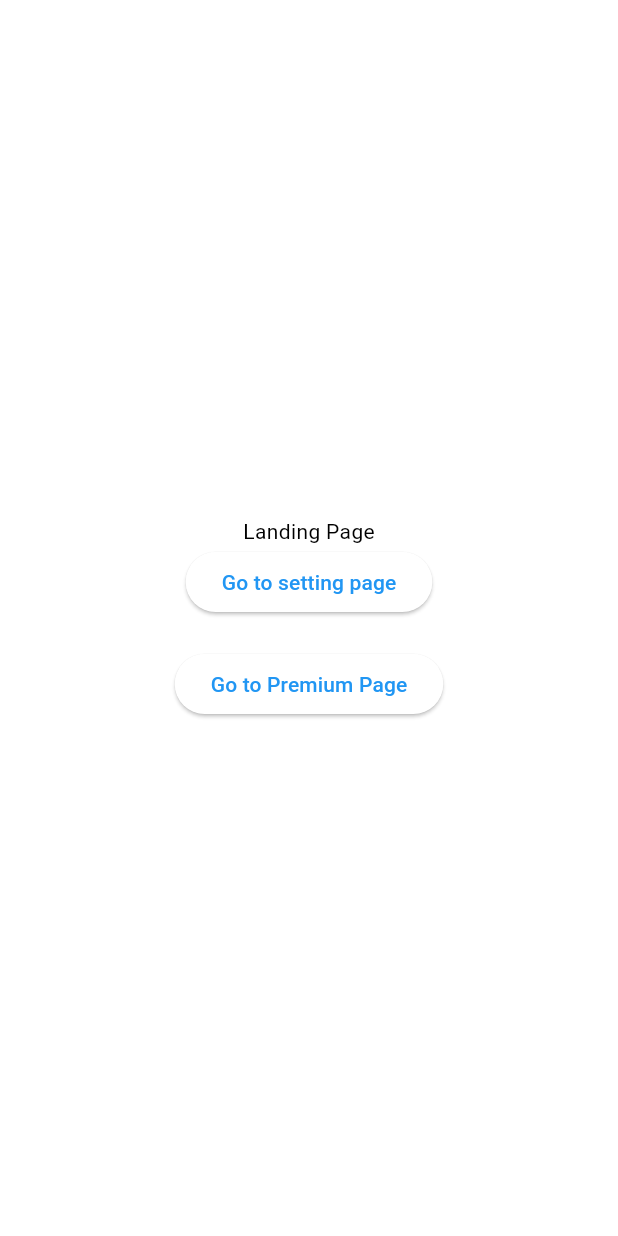
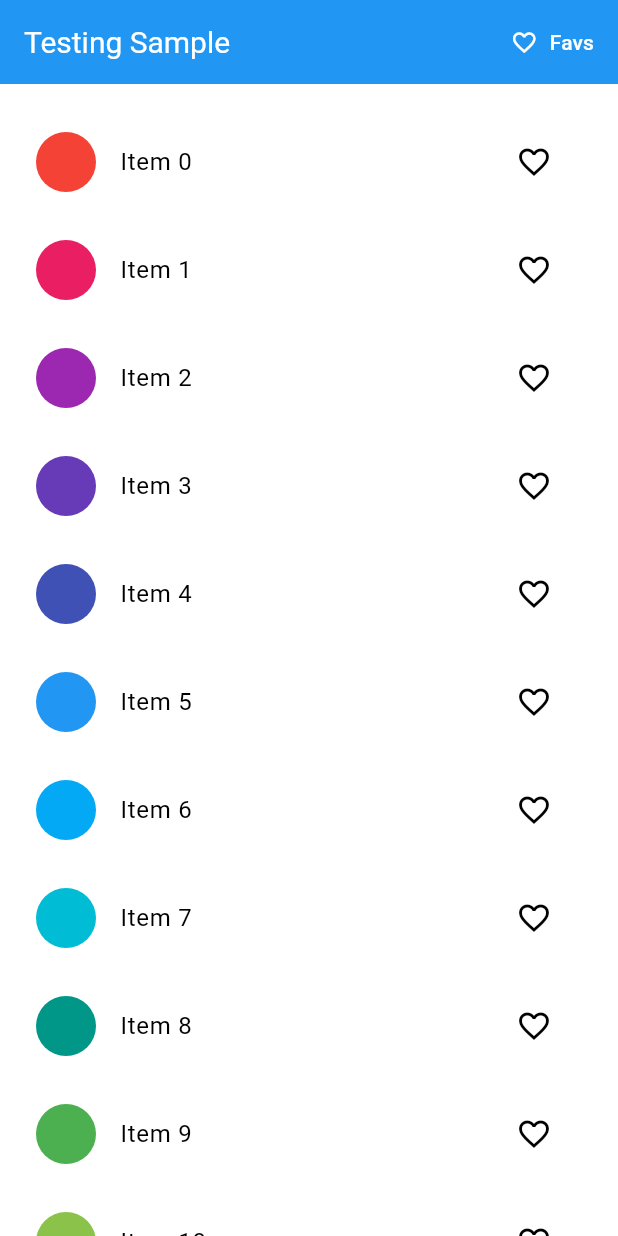
Before and after one commit to muzammil-git/testing_app, a Flutter app: the LandingPage screen opened by its route, on a phone screen of 412 x 824 dp. Run offline on Flutter 3.47's test engine with Material 3 defaults, Android fonts, the phone set to English and light mode, and no system bars; our stand-ins replace connectivity_plus, device_preview, flutter_dotenv, flutter_native_splash, go_router, shared_preferences; accounts and stored records are empty.

```diff
--- a/lib/main.dart
+++ b/lib/main.dart
@@ -12,6 +12,7 @@ import 'package:flutter_native_splash/flutter_native_splash.dart';
 import 'package:provider/provider.dart';
 import 'package:device_preview/device_preview.dart';
 
+import 'models/favorites_provider.dart';
 import 'models/theme_provider.dart';
 
 Future<void> main() async {
@@ -55,11 +56,11 @@ class MyApp extends StatelessWidget {
     //   // var brightness = SchedulerBinding.instance.platformDispatcher.platformBrightness;
     // });
 
-
     return MultiProvider(
       providers: [
         ChangeNotifierProvider(create: (_) => LoginProvider()),
         ChangeNotifierProvider(create: (_) => ThemeProvider()),
+        ChangeNotifierProvider(create: (_) => FavoritesProvider()),
       ],
       child: Consumer<ThemeProvider>(
           builder: (context, themeProvider, child) {
--- /dev/null
+++ b/lib/models/favorites_provider.dart
@@ -0,0 +1,19 @@
+import 'package:flutter/material.dart';
+
+/// The [FavoritesProvider] class holds a list of favorite items saved by the user.
+class FavoritesProvider extends ChangeNotifier {
+  final List<int> _favoriteItems = [];
+
+  List<int> get items => _favoriteItems;
+
+  void add(int itemNo) {
+    _favoriteItems.add(itemNo);
+    notifyListeners();
+  }
+
+  void remove(int itemNo) {
+    _favoriteItems.remove(itemNo);
+    notifyListeners();
+  }
+
+}
--- a/lib/models/login_provider.dart
+++ b/lib/models/login_provider.dart
@@ -10,5 +10,4 @@ class LoginProvider with ChangeNotifier {
     _isLoggedIn = value;
     notifyListeners();
   }
-
 }
--- a/lib/routes/router_config.dart
+++ b/lib/routes/router_config.dart
@@ -1,6 +1,8 @@
+import 'package:fitness_app/screens/favorites.dart';
 import 'package:fitness_app/screens/landing_page.dart';
 import 'package:fitness_app/screens/premium_screen.dart';
 import 'package:fitness_app/screens/setting_screen.dart';
+import 'package:fitness_app/services/dialog_manager.dart';
 import 'package:fitness_app/utils/shared_prefs.dart';
 import 'package:flutter/material.dart';
 import 'package:go_router/go_router.dart';
@@ -13,6 +15,7 @@ import '../screens/onboarding/onboarding_screens.dart';
 // GoRouter configuration
 
 final router = GoRouter(
+  navigatorKey: DialogManager().getNavigatorKey(),
   redirect: (context, state){
 
     print("State Location: ${state.location}");
@@ -71,6 +74,11 @@ final router = GoRouter(
       path: '/onboarding',
       builder: (context, state) => OnboardingScreen(),
     ),
+
+    GoRoute(
+      path: '/favorites',
+      builder: (context, state) => FavoritesPage(),
+    ),
   ],
 
   errorBuilder: (context, state){
--- a/lib/screens/landing_page.dart
+++ b/lib/screens/landing_page.dart
@@ -1,37 +1,128 @@
+import 'package:fitness_app/constants/app_color.dart';
 import 'package:flutter/material.dart';
 import 'package:go_router/go_router.dart';
+import 'package:provider/provider.dart';
+import '../models/favorites_provider.dart';
+import 'favorites.dart';
+
 
 class LandingPage extends StatelessWidget {
-  const LandingPage({Key? key}) : super(key: key);
+
+  const LandingPage({super.key});
 
   @override
   Widget build(BuildContext context) {
     return Scaffold(
-      body: Container(
-        child: Center(
-          child: Column(
-            mainAxisAlignment: MainAxisAlignment.center,
-            children: [
-              const Text("Landing Page"),
-              ElevatedButton(
-                onPressed: () {
-                  context.go("/setting");
-                },
-                child: const Text("Go to setting page"),
+      appBar: AppBar(
+        title: const Text('Testing Sample'),
+        actions: <Widget>[
+          TextButton.icon(
+            onPressed: () {
+              context.push('/favorites');
+            },
+            icon: const Icon(Icons.favorite_border, color: AppColors.whiteColor,),
+            label: const Text('Favs', style: TextStyle(color: AppColors.whiteColor),),
+          ),
+        ],
+      ),
+      body: ListView.builder(
+        itemCount: 100,
+        cacheExtent: 20.0,
+        physics: BouncingScrollPhysics(),
+        padding: const EdgeInsets.symmetric(vertical: 16),
+        itemBuilder: (context, index) => ItemTile(index),
+      ),
+    );
+  }
+}
+
+class ItemTile extends StatelessWidget {
+  final int itemNo;
+
+  const ItemTile(this.itemNo, {super.key});
+
+  @override
+  Widget build(BuildContext context) {
+    var favoritesList = Provider.of<FavoritesProvider>(context);
+
+    return Padding(
+      padding: const EdgeInsets.all(8.0),
+      child: ListTile(
+        leading: CircleAvatar(
+          backgroundColor: Colors.primaries[itemNo % Colors.primaries.length],
+        ),
+        title: Text(
+          'Item $itemNo',
+          key: Key('text_$itemNo'),
+        ),
+        trailing: IconButton(
+          key: Key('icon_$itemNo'),
+          icon: favoritesList.items.contains(itemNo)
+              ? const Icon(Icons.favorite)
+              : const Icon(Icons.favorite_border),
+          onPressed: () {
+            !favoritesList.items.contains(itemNo)
+                ? favoritesList.add(itemNo)
+                : favoritesList.remove(itemNo);
+            ScaffoldMessenger.of(context).showSnackBar(
+              SnackBar(
+                content: Text(favoritesList.items.contains(itemNo)
+                    ? 'Added to favorites.'
+                    : 'Removed from favorites.'),
+                duration: const Duration(seconds: 1),
               ),
-              const SizedBox(
-                height: 20,
-              ),
-              ElevatedButton(
-                onPressed: () {
-                  context.push("/premium");
-                },
-                child: const Text("Go to Premium Page"),
-              )
-            ],
-          ),
+            );
+          },
         ),
       ),
     );
   }
 }
+
+
+//
+// class LandingPage extends StatelessWidget {
+//   const LandingPage({Key? key}) : super(key: key);
+//
+//   @override
+//   Widget build(BuildContext context) {
+//     return Scaffold(
+//       body: Container(
+//         child: Center(
+//           child: Column(
+//             mainAxisAlignment: MainAxisAlignment.center,
+//             children: [
+//               const Text("Landing Page"),
+//               ElevatedButton(
+//                 onPressed: () {
+//                   context.go("/setting");
+//                 },
+//                 child: const Text("Go to setting page"),
+//               ),
+//               const SizedBox(
+//                 height: 20,
+//               ),
+//               ElevatedButton(
+//                 onPressed: () {
+//                   context.push("/premium");
+//                 },
+//                 child: const Text("Go to Premium Page"),
+//               ),
+//
+//               const SizedBox(
+//                 height: 20,
+//               ),
+//
+//               ElevatedButton(
+//                 onPressed: () {
+//                   context.push("/favorites");
+//                 },
+//                 child: const Text("Go to Favorites Page"),
+//               )
+//             ],
+//           ),
+//         ),
+//       ),
+//     );
+//   }
+// }
--- a/lib/themes/app_theme.dart
+++ b/lib/themes/app_theme.dart
@@ -10,7 +10,7 @@ class AppTheme {
       backgroundColor: Colors.blue,
       elevation: 0,
       titleTextStyle: TextStyle(color: Colors.white, fontSize: 20),
-      iconTheme: IconThemeData(color: Colors.black),
+      iconTheme: IconThemeData(color: Colors.white),
     ),
     textTheme: const TextTheme(
       displayLarge: TextStyle(fontSize: 24, fontWeight: FontWeight.bold),
```
Also changed, not shown: lib/screens/favorites.dart (added, +60 -0 lines), 4 other files.
